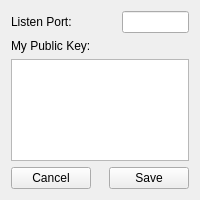
Before: the Qt Designer form src/settingswindow.ui in thomas-picariello/SDTP, drawn with Qt 5.
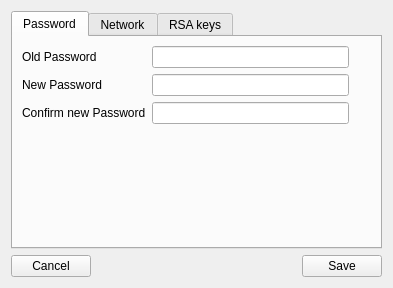
After: the same form once the commit is applied. Icons and pictures are not drawn.

```diff
--- a/src/settingswindow.ui
+++ b/src/settingswindow.ui
@@ -9,8 +9,8 @@
    <rect>
     <x>0</x>
     <y>0</y>
-    <width>200</width>
-    <height>200</height>
+    <width>393</width>
+    <height>288</height>
    </rect>
   </property>
   <property name="minimumSize">
@@ -22,45 +22,238 @@
   <property name="windowTitle">
    <string>Settings</string>
   </property>
-  <layout class="QVBoxLayout" name="verticalLayout">
+  <layout class="QVBoxLayout" name="verticalLayout_2">
    <item>
-    <layout class="QHBoxLayout" name="horizontalLayout_2">
-     <property name="spacing">
-      <number>50</number>
+    <widget class="QTabWidget" name="tabs">
+     <property name="currentIndex">
+      <number>0</number>
      </property>
-     <item>
-      <widget class="QLabel" name="label">
-       <property name="text">
-        <string>Listen Port:</string>
-       </property>
-      </widget>
-     </item>
-     <item>
-      <widget class="QLineEdit" name="port"/>
-     </item>
-    </layout>
-   </item>
-   <item>
-    <widget class="QLabel" name="label_2">
-     <property name="text">
-      <string>My Public Key:</string>
-     </property>
+     <widget class="QWidget" name="pwd_tab">
+      <attribute name="title">
+       <string>Password</string>
+      </attribute>
+      <layout class="QGridLayout" name="gridLayout">
+       <item row="2" column="0">
+        <widget class="QLabel" name="pwd_newpwd_label">
+         <property name="text">
+          <string>New Password</string>
+         </property>
+         <property name="buddy">
+          <cstring>pwd_newpwd_input</cstring>
+         </property>
+        </widget>
+       </item>
+       <item row="2" column="1">
+        <widget class="QLineEdit" name="pwd_newpwd_input"/>
+       </item>
+       <item row="3" column="0">
+        <widget class="QLabel" name="pwd_confpwd_label">
+         <property name="text">
+          <string>Confirm new Password</string>
+         </property>
+         <property name="buddy">
+          <cstring>pwd_confpwd_input</cstring>
+         </property>
+        </widget>
+       </item>
+       <item row="0" column="1">
+        <widget class="QLineEdit" name="pwd_oldpwd_input"/>
+       </item>
+       <item row="3" column="1">
+        <widget class="QLineEdit" name="pwd_confpwd_input"/>
+       </item>
+       <item row="0" column="0">
+        <widget class="QLabel" name="pwd_oldpwd_label">
+         <property name="text">
+          <string>Old Password</string>
+         </property>
+         <property name="buddy">
+          <cstring>pwd_oldpwd_input</cstring>
+         </property>
+        </widget>
+       </item>
+       <item row="4" column="0">
+        <spacer name="pwd_spacer">
+         <property name="orientation">
+          <enum>Qt::Vertical</enum>
+         </property>
+         <property name="sizeHint" stdset="0">
+          <size>
+           <width>20</width>
+           <height>40</height>
+          </size>
+         </property>
+        </spacer>
+       </item>
+       <item row="0" column="2">
+        <widget class="QLabel" name="pwd_oldpwd_state">
+         <property name="minimumSize">
+          <size>
+           <width>16</width>
+           <height>16</height>
+          </size>
+         </property>
+         <property name="maximumSize">
+          <size>
+           <width>16</width>
+           <height>16</height>
+          </size>
+         </property>
+         <property name="text">
+          <string/>
+         </property>
+         <property name="pixmap">
+          <pixmap resource="../res/res.qrc">:/img/icon_yes.png</pixmap>
+         </property>
+         <property name="scaledContents">
+          <bool>true</bool>
+         </property>
+        </widget>
+       </item>
+       <item row="3" column="2">
+        <widget class="QLabel" name="pwd_confpwd_state">
+         <property name="minimumSize">
+          <size>
+           <width>16</width>
+           <height>16</height>
+          </size>
+         </property>
+         <property name="maximumSize">
+          <size>
+           <width>16</width>
+           <height>16</height>
+          </size>
+         </property>
+         <property name="text">
+          <string/>
+         </property>
+         <property name="pixmap">
+          <pixmap resource="../res/res.qrc">:/img/icon_no.png</pixmap>
+         </property>
+         <property name="scaledContents">
+          <bool>true</bool>
+         </property>
+        </widget>
+       </item>
+      </layout>
+     </widget>
+     <widget class="QWidget" name="net_tab">
+      <attribute name="title">
+       <string>Network</string>
+      </attribute>
+      <layout class="QFormLayout" name="formLayout_2">
+       <item row="0" column="0">
+        <widget class="QLabel" name="net_listenport_label">
+         <property name="text">
+          <string>Listen Port:</string>
+         </property>
+         <property name="buddy">
+          <cstring>net_port_input</cstring>
+         </property>
+        </widget>
+       </item>
+       <item row="0" column="1">
+        <widget class="QLineEdit" name="net_port_input"/>
+       </item>
+      </layout>
+     </widget>
+     <widget class="QWidget" name="rsa_tab">
+      <attribute name="title">
+       <string>RSA keys</string>
+      </attribute>
+      <layout class="QVBoxLayout" name="verticalLayout">
+       <item>
+        <widget class="QLabel" name="rsa_pubkey_label">
+         <property name="text">
+          <string>Public Key:</string>
+         </property>
+         <property name="buddy">
+          <cstring>rsa_pubkey_input</cstring>
+         </property>
+        </widget>
+       </item>
+       <item>
+        <widget class="QTextEdit" name="rsa_pubkey_input"/>
+       </item>
+       <item>
+        <widget class="QLabel" name="rsa_privkey_label">
+         <property name="text">
+          <string>Private Key:</string>
+         </property>
+         <property name="buddy">
+          <cstring>rsa_pubkey_input</cstring>
+         </property>
+        </widget>
+       </item>
+       <item>
+        <widget class="QTextEdit" name="rsa_privkey_input"/>
+       </item>
+       <item>
+        <layout class="QHBoxLayout" name="rsa_bt_hlayout">
+         <item>
+          <widget class="QPushButton" name="rsa_import_bt">
+           <property name="text">
+            <string>&amp;Import</string>
+           </property>
+          </widget>
+         </item>
+         <item>
+          <spacer name="rsa_spacer1">
+           <property name="orientation">
+            <enum>Qt::Horizontal</enum>
+           </property>
+           <property name="sizeHint" stdset="0">
+            <size>
+             <width>40</width>
+             <height>20</height>
+            </size>
+           </property>
+          </spacer>
+         </item>
+         <item>
+          <widget class="QPushButton" name="rsa_export_bt">
+           <property name="text">
+            <string>&amp;Export</string>
+           </property>
+          </widget>
+         </item>
+         <item>
+          <spacer name="rsa_spacer2">
+           <property name="orientation">
+            <enum>Qt::Horizontal</enum>
+           </property>
+           <property name="sizeHint" stdset="0">
+            <size>
+             <width>40</width>
+             <height>20</height>
+            </size>
+           </property>
+          </spacer>
+         </item>
+         <item>
+          <widget class="QPushButton" name="rsa_export_bt_2">
+           <property name="text">
+            <string>Generate</string>
+           </property>
+          </widget>
+         </item>
+        </layout>
+       </item>
+      </layout>
+     </widget>
     </widget>
    </item>
    <item>
-    <widget class="QTextEdit" name="key"/>
-   </item>
-   <item>
-    <layout class="QHBoxLayout" name="horizontalLayout">
+    <layout class="QHBoxLayout" name="global_bt_hlayout">
      <item>
-      <widget class="QPushButton" name="cancel">
+      <widget class="QPushButton" name="cancel_bt">
        <property name="text">
         <string>Cancel</string>
        </property>
       </widget>
      </item>
      <item>
-      <spacer name="horizontalSpacer">
+      <spacer name="spacer">
        <property name="orientation">
         <enum>Qt::Horizontal</enum>
        </property>
@@ -73,7 +266,7 @@
       </spacer>
      </item>
      <item>
-      <widget class="QPushButton" name="save">
+      <widget class="QPushButton" name="save_bt">
        <property name="text">
         <string>Save</string>
        </property>
```
Left out of the diff: 7 changed lines with no effect on the pictures.
